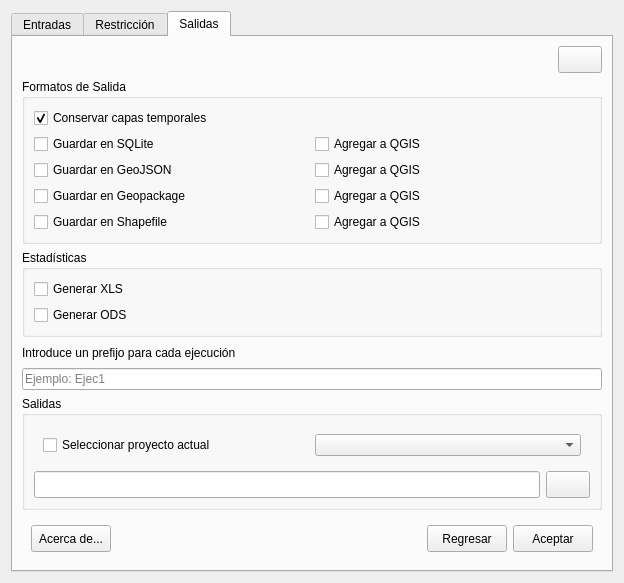
The window that spatial_interaction_models_dialog_base.ui (SirHades696/SpatialInteractionModels) describes before a commit, drawn with Qt 5.
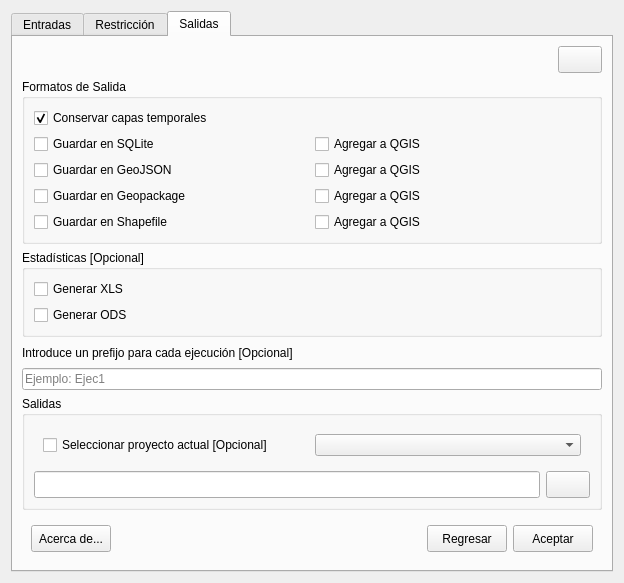
The same window after the commit. The open tabs and pages were chosen to show the change. Icons and pictures are not drawn. Custom widgets are drawn as their Qt base class.

Commit message: added controls and validator to GUI

```diff
--- a/spatial_interaction_models_dialog_base.ui
+++ b/spatial_interaction_models_dialog_base.ui
@@ -815,7 +815,7 @@
        <item row="4" column="0">
         <widget class="QLabel" name="label_10">
          <property name="text">
-          <string>Introduce un prefijo para cada ejecución</string>
+          <string>Introduce un prefijo para cada ejecución [Opcional]</string>
          </property>
         </widget>
        </item>
@@ -919,7 +919,7 @@
        <item row="3" column="0" colspan="2">
         <widget class="QGroupBox" name="groupBox_4">
          <property name="title">
-          <string>Estadísticas</string>
+          <string>Estadísticas [Opcional]</string>
          </property>
          <layout class="QGridLayout" name="gridLayout_8">
           <item row="0" column="0">
@@ -1034,7 +1034,7 @@
              <item row="0" column="0">
               <widget class="QCheckBox" name="check_projects">
                <property name="text">
-                <string>Seleccionar proyecto actual</string>
+                <string>Seleccionar proyecto actual [Opcional]</string>
                </property>
               </widget>
              </item>
```
Left out of the diff: 12 changed lines with no effect on the pictures. The commit also changes 4 other files.
